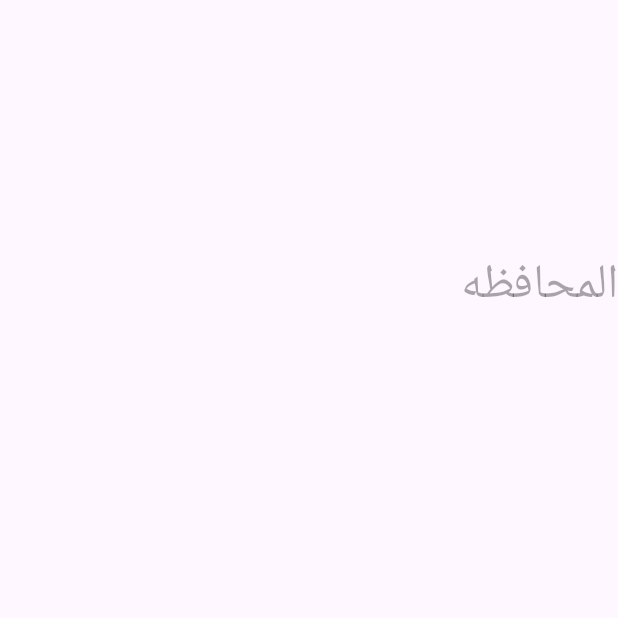
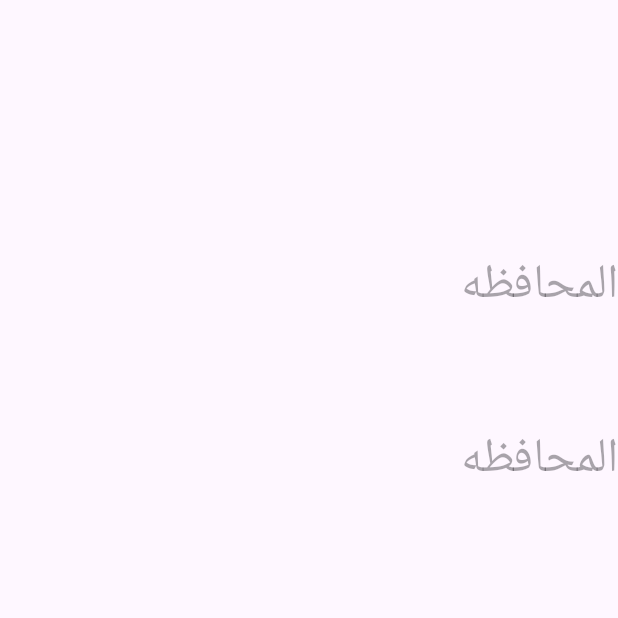
Before and after one commit to Amrmohy1/location, an Android app: the screen it shows after launch (MainActivity), on a phone screen of 412 x 824 dp, the top half of it. Run offline under Robolectric (Android 15) with nearby library versions, the phone set to English and light mode, and no system bars; our stand-ins replace sdp/ssp sizes.

```diff
--- a/app/src/main/java/com/example/testlocation/HomeFragment.kt
+++ b/app/src/main/java/com/example/testlocation/HomeFragment.kt
@@ -6,11 +6,12 @@ import androidx.fragment.app.Fragment
 import android.view.LayoutInflater
 import android.view.View
 import android.view.ViewGroup
+import com.example.testlocation.OnGovernorateSelectedListener
 import androidx.navigation.fragment.findNavController
 import com.example.testlocation.databinding.FragmentHomeBinding
 import com.google.android.material.bottomsheet.BottomSheetDialog
 
-class HomeFragment : Fragment() {
+class HomeFragment : Fragment(),OnGovernorateSelectedListener{
     private lateinit var binding:FragmentHomeBinding
    private lateinit var bottomSheetDialog: BottomSheetDialog
     private lateinit var bottomSheetFragment: BottomSheetFragment
@@ -25,18 +26,21 @@ class HomeFragment : Fragment() {
 
     override fun onViewCreated(view: View, savedInstanceState: Bundle?) {
         super.onViewCreated(view, savedInstanceState)
-        binding.tvGovernment.setOnClickListener{
+        binding.tvGovernorate.setOnClickListener{
            showbottomsheet()
         }
     }
     @SuppressLint("InflateParams")
-    private fun showbottomsheet(){
-        val dialogview =layoutInflater.inflate(R.layout.fragment_bottom_sheet,null)
-        bottomSheetDialog =BottomSheetDialog(requireContext())
+    private fun showbottomsheet() {
+        val dialogview = layoutInflater.inflate(R.layout.fragment_bottom_sheet, null)
+        bottomSheetDialog = BottomSheetDialog(requireContext())
         bottomSheetFragment = BottomSheetFragment()
+        bottomSheetFragment.setOnGovernorateSelectedListener(this)
         bottomSheetDialog.setContentView(dialogview)
-       bottomSheetDialog.show()
         findNavController().navigate(R.id.action_homeFragment_to_bottom_sheetFragment)
+        bottomSheetDialog.show()
     }
-
+    override fun onGovernorateSelected(governorate: String) {
+        binding.textViewInHomeFragment.text = governorate
+    }
 }
--- /dev/null
+++ b/app/src/main/java/com/example/testlocation/OnGovernorateSelectedListener.kt
@@ -0,0 +1,6 @@
+package com.example.testlocation
+
+interface OnGovernorateSelectedListener {
+    fun onGovernorateSelected(governorate: String)
+
+}
--- a/app/src/main/java/com/example/testlocation/adapter/AdapterGovernorate.kt
+++ b/app/src/main/java/com/example/testlocation/adapter/AdapterGovernorate.kt
@@ -6,7 +6,7 @@ import androidx.recyclerview.widget.RecyclerView
 import com.example.testlocation.databinding.ItemGovernorateBinding
 
 
-class AdapterGovernorate(private var governorates: List<String>)
+class AdapterGovernorate(private var governorates: List<String>,private val onItemSelected: (String) -> Unit)
     : RecyclerView.Adapter<AdapterGovernorate.ViewHolder>() {
 
     class ViewHolder(  private val binding: ItemGovernorateBinding)
@@ -30,6 +30,9 @@ class AdapterGovernorate(private var governorates: List<String>)
     override fun onBindViewHolder(holder: ViewHolder, position: Int) {
         val currentItem = governorates[position]
         holder.bind(currentItem)
+        holder.itemView.setOnClickListener {
+            onItemSelected(currentItem)
+        }
     }
     fun updateData(newData: List<String>) {
         governorates = newData
--- a/app/src/main/res/layout/fragment_home.xml
+++ b/app/src/main/res/layout/fragment_home.xml
@@ -15,7 +15,7 @@
         app:cardCornerRadius="@dimen/_8sdp"/>
 
     <TextView
-        android:id="@+id/tv_government"
+        android:id="@+id/tv_governorate"
         android:layout_width="match_parent"
         android:layout_height="wrap_content"
         android:layout_marginTop="164dp"
@@ -25,4 +25,16 @@
         app:layout_constraintHorizontal_bias="0.0"
         app:layout_constraintStart_toStartOf="parent"
         app:layout_constraintTop_toTopOf="parent" />
+
+    <TextView
+        android:id="@+id/textViewInHomeFragment"
+        android:layout_width="match_parent"
+        android:layout_height="wrap_content"
+        android:layout_marginTop="280dp"
+        android:hint="@string/government"
+        android:textSize="32sp"
+        app:layout_constraintEnd_toEndOf="parent"
+        app:layout_constraintHorizontal_bias="0.0"
+        app:layout_constraintStart_toStartOf="parent"
+        app:layout_constraintTop_toTopOf="parent" />
 </androidx.constraintlayout.widget.ConstraintLayout>
```
Also changed, not shown: app/src/main/java/com/example/testlocation/BottomSheetFragment.kt (+11 -2 lines).
